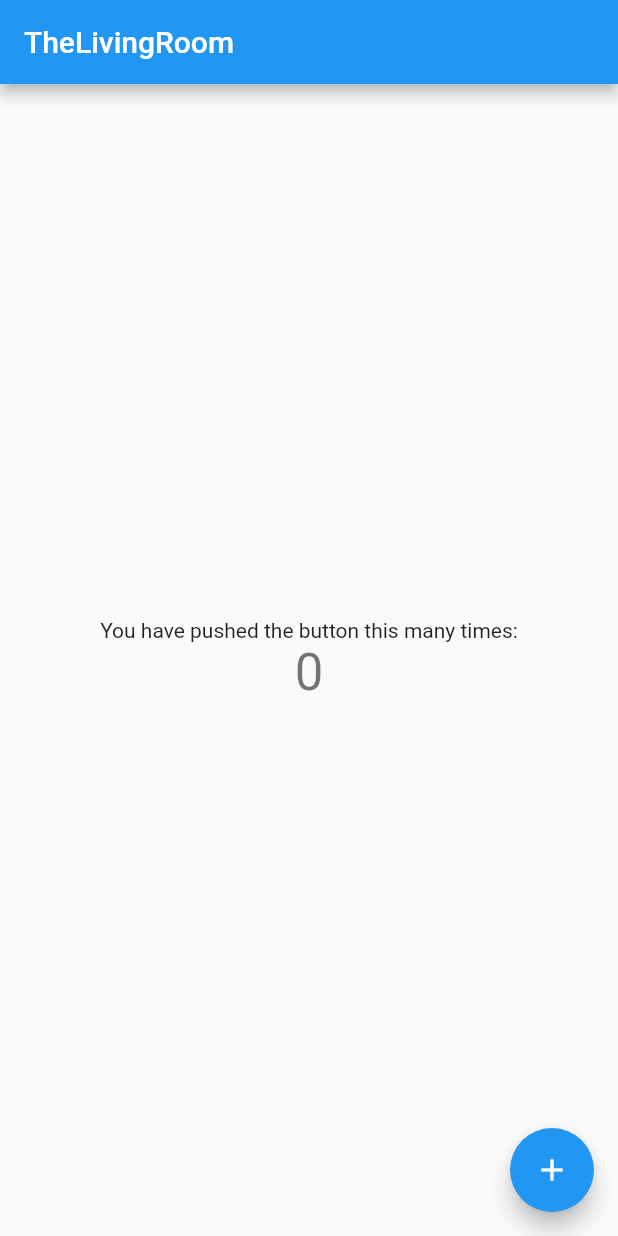
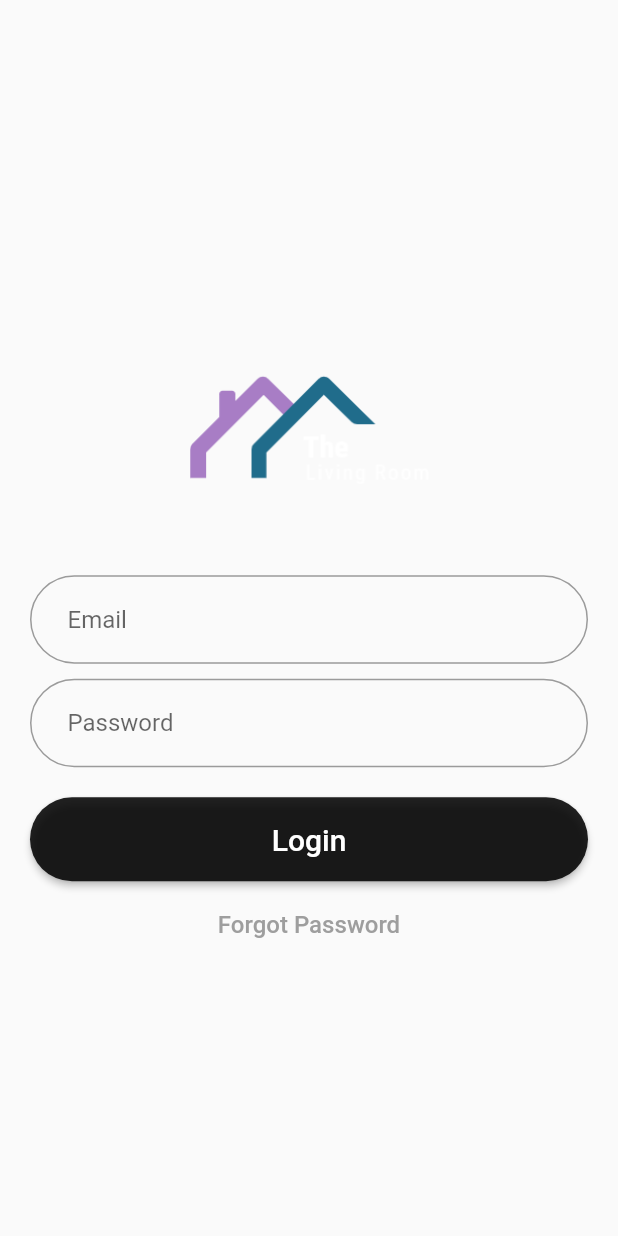
Before and after one commit to umarz14/TheLivingRoom, a Flutter app: the screen it shows after launch, on a phone screen of 412 x 824 dp. Run offline on Flutter 3.47's test engine with Material 2 defaults, Android fonts, the phone set to English and light mode, and no system bars.

Commit message:
Added login page, assets folder for storing images, and dashboard page

```diff
--- /dev/null
+++ b/the_living_room/lib/first_screen.dart
@@ -0,0 +1,92 @@
+import 'package:flutter/material.dart';
+import 'dashboard.dart';
+
+class UserLogin extends StatefulWidget {
+  @override
+  _UserLoginState createState() => _UserLoginState();
+}
+
+class _UserLoginState extends State<UserLogin> {
+  @override
+  Widget build(BuildContext context) {
+    final logo = Padding(
+      padding: EdgeInsets.all(20),
+      child: Hero(
+          tag: 'hero',
+          child: SizedBox(
+            height: 160,
+            child: Image.asset('assets/images/theLivingRoom.jpg'),
+          )
+      ),
+    );
+
+    final inputEmail = Padding(
+      padding: EdgeInsets.only(bottom: 10),
+      child: TextField(
+        keyboardType: TextInputType.emailAddress,
+        decoration: InputDecoration(
+            hintText: 'Email',
+            contentPadding: EdgeInsets.symmetric(horizontal: 25, vertical: 20),
+            border: OutlineInputBorder(
+                borderRadius: BorderRadius.circular(50.0)
+            )
+        ),
+      ),
+    );
+
+    final inputPassword = Padding(
+      padding: EdgeInsets.only(bottom: 20),
+      child: TextField(
+        keyboardType: TextInputType.text,
+        obscureText: true,
+        decoration: InputDecoration(
+            hintText: 'Password',
+            contentPadding: EdgeInsets.symmetric(horizontal: 25, vertical: 20),
+            border: OutlineInputBorder(
+                borderRadius: BorderRadius.circular(50.0)
+            )
+        ),
+      ),
+    );
+
+    final buttonLogin = Padding(
+      padding: EdgeInsets.only(bottom: 5),
+      child: ButtonTheme(
+        height: 56,
+        child: RaisedButton(
+          child: Text('Login', style: TextStyle(color: Colors.white, fontSize: 20)),
+          color: Colors.black87,
+          shape: RoundedRectangleBorder(
+              borderRadius: BorderRadius.circular(50)
+          ),
+          onPressed: () {
+            Navigator.pushReplacement(context, MaterialPageRoute(builder: (context) => Dashboard()));
+          },
+        ),
+      ),
+    );
+
+    final buttonForgotPassword = FlatButton(
+        child: Text('Forgot Password', style: TextStyle(color: Colors.grey, fontSize: 16),),
+        onPressed: null
+    );
+
+    return SafeArea(
+        child: Scaffold(
+          body: Center(
+            child: ListView(
+              shrinkWrap: true,
+              padding: EdgeInsets.symmetric(horizontal: 20),
+              children: <Widget>[
+                logo,
+                inputEmail,
+                inputPassword,
+                buttonLogin,
+                buttonForgotPassword
+              ],
+            ),
+          ),
+        )
+    );
+  }
+}
--- a/the_living_room/lib/main.dart
+++ b/the_living_room/lib/main.dart
@@ -1,4 +1,5 @@
 import 'package:flutter/material.dart';
+import 'first_screen.dart';
 
 void main() {
   runApp(MyApp());
@@ -26,14 +27,13 @@ class MyApp extends StatelessWidget {
         // closer together (more dense) than on mobile platforms.
         visualDensity: VisualDensity.adaptivePlatformDensity,
       ),
-      home: MyHomePage(title: 'TheLivingRoom'),
+      home: UserLogin(), //MyHomePage(title: 'Home Page'),
     );
   }
 }
 
 class MyHomePage extends StatefulWidget {
   MyHomePage({Key key, this.title}) : super(key: key);
-
   // This widget is the home page of your application. It is stateful, meaning
   // that it has a State object (defined below) that contains fields that affect
   // how it looks.
--- a/the_living_room/pubspec.yaml
+++ b/the_living_room/pubspec.yaml
@@ -45,9 +45,8 @@ flutter:
   uses-material-design: true
 
   # To add assets to your application, add an assets section, like this:
-  # assets:
-  #   - images/a_dot_burr.jpeg
-  #   - images/a_dot_ham.jpeg
+  assets:
+    - assets/images/theLivingRoom.jpg
 
   # An image asset can refer to one or more resolution-specific "variants", see
   # https://flutter.dev/assets-and-images/#resolution-aware.
```
Also changed, not shown: the_living_room/lib/dashboard.dart (added, +49 -0 lines), the_living_room/assets/images/theLivingRoom.jpg (added), 2 other files.
